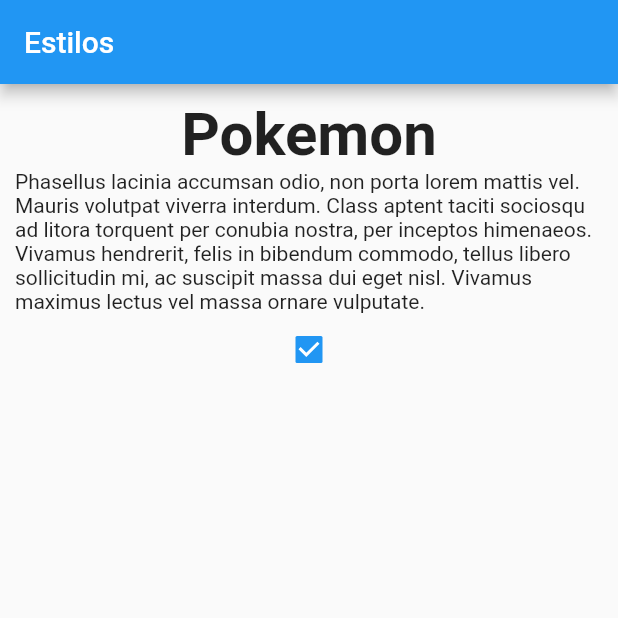
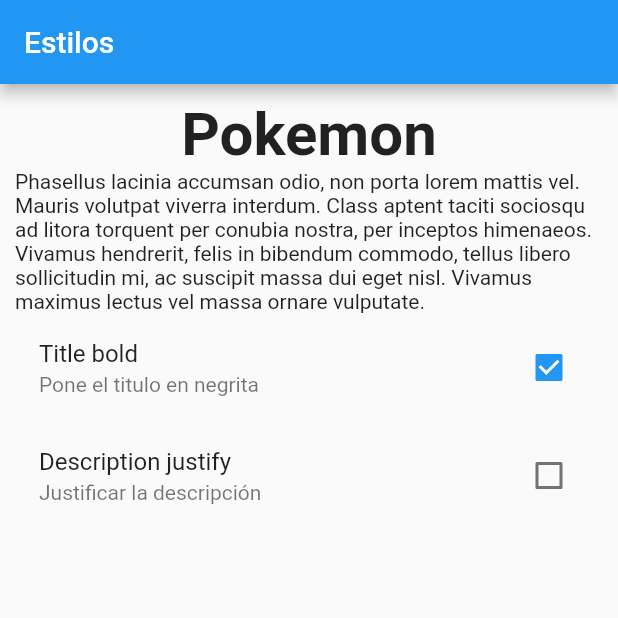
Before and after one commit to duducito15/app_state, a Flutter app: the screen it shows after launch, on a phone screen of 412 x 824 dp, the top half of it. Run offline on Flutter 3.47's test engine with Material 2 defaults, Android fonts, the phone set to English and light mode, and no system bars.

Commit message:
test2 v4 - final

```diff
--- a/lib/test2_page.dart
+++ b/lib/test2_page.dart
@@ -9,6 +9,7 @@ class Test2Page extends StatefulWidget {
 
 class _Test2PageState extends State<Test2Page> {
   bool isTitleBold = true;
+  bool isDescriptionJustify = false;
 
   @override
   Widget build(BuildContext context) {
@@ -30,11 +31,31 @@ class _Test2PageState extends State<Test2Page> {
             ),
             Text(
               "Phasellus lacinia accumsan odio, non porta lorem mattis vel. Mauris volutpat viverra interdum. Class aptent taciti sociosqu ad litora torquent per conubia nostra, per inceptos himenaeos. Vivamus hendrerit, felis in bibendum commodo, tellus libero sollicitudin mi, ac suscipit massa dui eget nisl. Vivamus maximus lectus vel massa ornare vulputate. ",
+              textAlign:
+                  isDescriptionJustify ? TextAlign.justify : TextAlign.start,
             ),
-            Checkbox(
+            /* Checkbox(
                 value: isTitleBold,
                 onChanged: (bool? value) {
                   isTitleBold = value!;
+                  print(value);
+                  setState(() {});
+                }),*/
+            CheckboxListTile(
+                title: Text("Title bold"),
+                subtitle: Text("Pone el titulo en negrita"),
+                value: isTitleBold,
+                onChanged: (bool? value) {
+                  isTitleBold = value!;
+                  print(value);
+                  setState(() {});
+                }),
+            CheckboxListTile(
+                title: Text("Description justify"),
+                subtitle: Text("Justificar la descripción"),
+                value: isDescriptionJustify,
+                onChanged: (bool? value) {
+                  isDescriptionJustify = value!;
                   print(value);
                   setState(() {});
                 }),
```
